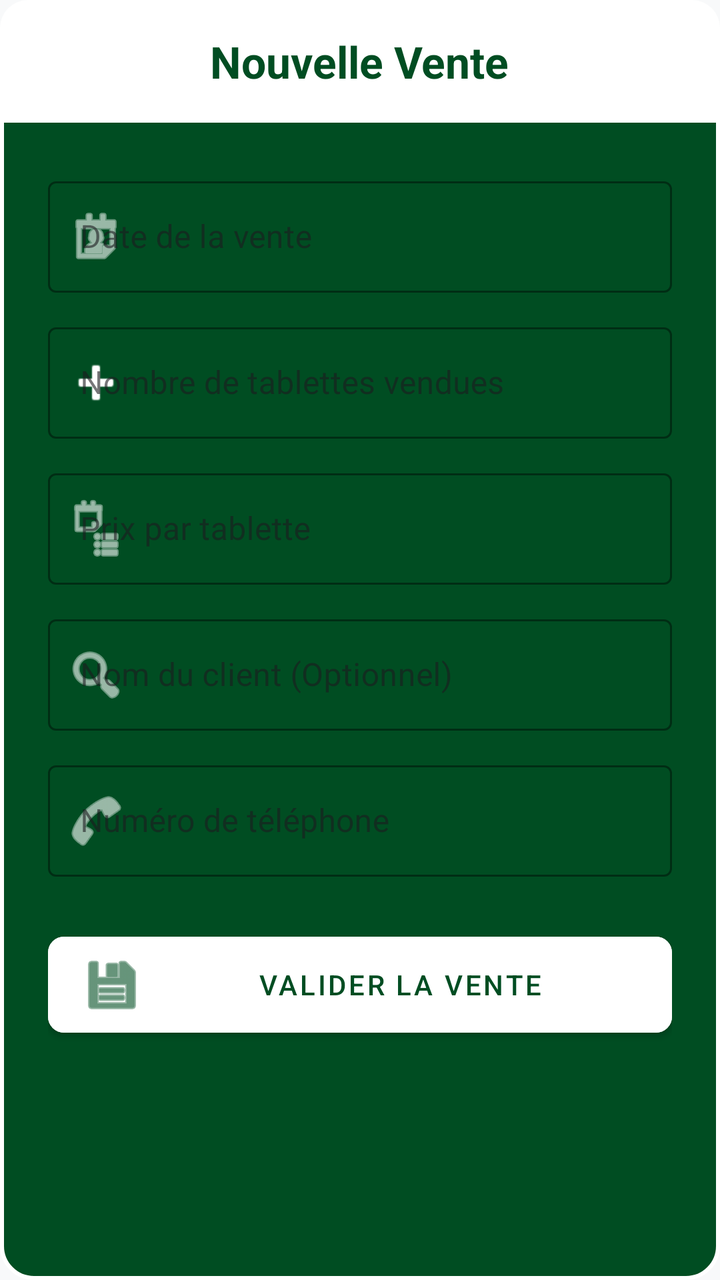
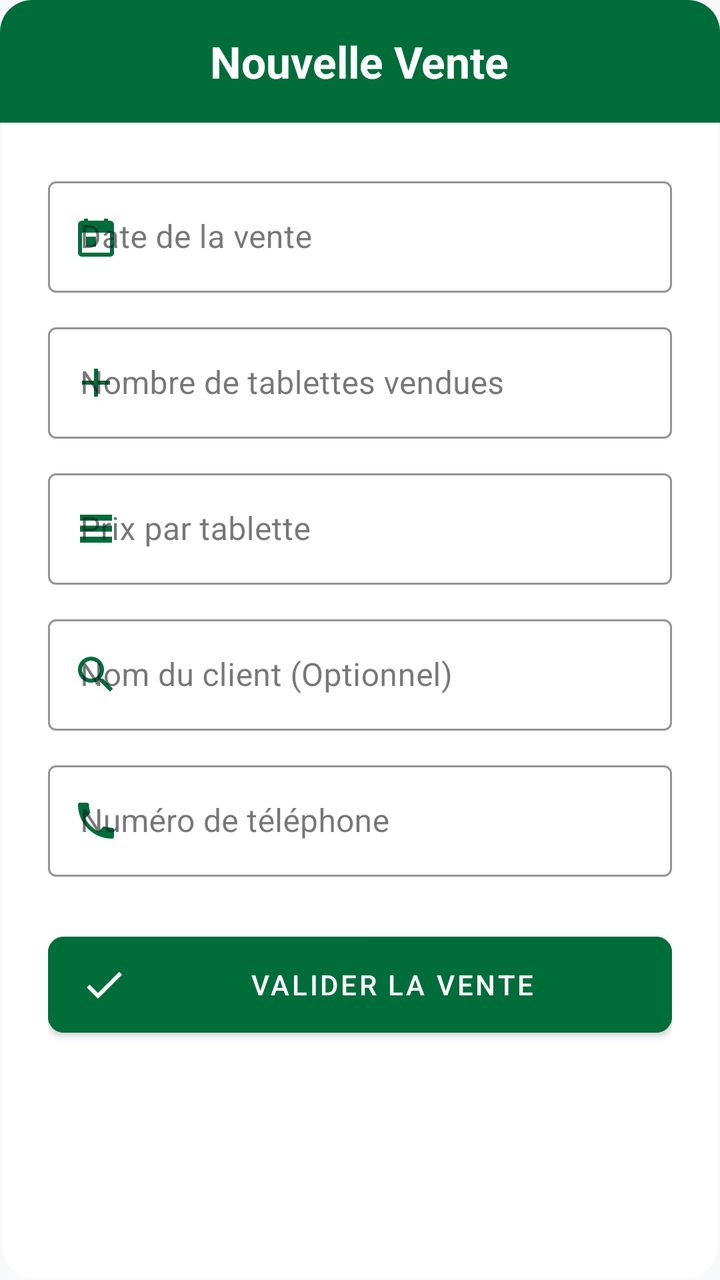

Screens rendered from an Android XML layout before and after an edit, with the pre-edit source and the edit as a unified diff.
<!-- AndroidManifest.xml: application theme Theme.Poulailler_copilot -->
<!-- res/layout/dialog_add_sale.xml -->
<?xml version="1.0" encoding="utf-8"?>
<LinearLayout xmlns:android="http://schemas.android.com/apk/res/android"
    xmlns:app="http://schemas.android.com/apk/res-auto"
    android:layout_width="match_parent"
    android:layout_height="wrap_content"
    android:orientation="vertical"
    android:background="@drawable/bg_dialog_dark">

    <LinearLayout
        android:layout_width="match_parent"
        android:layout_height="wrap_content"
        android:background="@drawable/bg_dialog_header"
        android:padding="16dp"
        android:gravity="center">
        <TextView
            android:layout_width="wrap_content"
            android:layout_height="wrap_content"
            android:text="Nouvelle Vente"
            android:textColor="@color/primary_variant"
            android:textSize="22sp"
            android:textStyle="bold"/>
    </LinearLayout>

    <LinearLayout
        android:layout_width="match_parent"
        android:layout_height="wrap_content"
        android:orientation="vertical"
        android:padding="24dp">

        <com.google.android.material.textfield.TextInputLayout
            android:layout_width="match_parent"
            android:layout_height="wrap_content"
            android:hint="Date de la vente"
            style="@style/Widget.MaterialComponents.TextInputLayout.OutlinedBox"
            android:layout_marginBottom="12dp"
            app:hintTextColor="#CCFFFFFF"
            app:boxStrokeColor="@color/white"
            app:startIconDrawable="@android:drawable/ic_menu_my_calendar"
            app:startIconTint="@color/white">
            <com.google.android.material.textfield.TextInputEditText
                android:id="@+id/etSaleDate"
                android:layout_width="match_parent"
                android:layout_height="wrap_content"
                android:focusable="false"
                android:clickable="true"
                android:textColor="@color/white" />
        </com.google.android.material.textfield.TextInputLayout>

        <com.google.android.material.textfield.TextInputLayout
            android:layout_width="match_parent"
            android:layout_height="wrap_content"
            android:hint="Nombre de tablettes vendues"
            style="@style/Widget.MaterialComponents.TextInputLayout.OutlinedBox"
            android:layout_marginBottom="12dp"
            app:hintTextColor="#CCFFFFFF"
            app:boxStrokeColor="@color/white"
            app:startIconDrawable="@android:drawable/ic_input_add"
            app:startIconTint="@color/white">
            <com.google.android.material.textfield.TextInputEditText
                android:id="@+id/etQuantity"
                android:layout_width="match_parent"
                android:layout_height="wrap_content"
                android:inputType="number"
                android:textColor="@color/white" />
        </com.google.android.material.textfield.TextInputLayout>

        <com.google.android.material.textfield.TextInputLayout
            android:id="@+id/tilUnitPrice"
            android:layout_width="match_parent"
            android:layout_height="wrap_content"
            android:hint="Prix par tablette"
            style="@style/Widget.MaterialComponents.TextInputLayout.OutlinedBox"
            android:layout_marginBottom="12dp"
            app:hintTextColor="#CCFFFFFF"
            app:boxStrokeColor="@color/white"
            app:startIconDrawable="@android:drawable/ic_menu_agenda"
            app:startIconTint="@color/white">
            <com.google.android.material.textfield.TextInputEditText
                android:id="@+id/etUnitPrice"
                android:layout_width="match_parent"
                android:layout_height="wrap_content"
                android:inputType="numberDecimal"
                android:textColor="@color/white" />
        </com.google.android.material.textfield.TextInputLayout>

        <com.google.android.material.textfield.TextInputLayout
            android:layout_width="match_parent"
            android:layout_height="wrap_content"
            android:hint="Nom du client (Optionnel)"
            style="@style/Widget.MaterialComponents.TextInputLayout.OutlinedBox"
            android:layout_marginBottom="12dp"
            app:hintTextColor="#CCFFFFFF"
            app:boxStrokeColor="@color/white"
            app:startIconDrawable="@android:drawable/ic_menu_search"
            app:startIconTint="@color/white">
            <com.google.android.material.textfield.TextInputEditText
                android:id="@+id/etBuyer"
                android:layout_width="match_parent"
                android:layout_height="wrap_content"
                android:inputType="textPersonName"
                android:textColor="@color/white" />
        </com.google.android.material.textfield.TextInputLayout>

        <com.google.android.material.textfield.TextInputLayout
            android:layout_width="match_parent"
            android:layout_height="wrap_content"
            android:hint="Numéro de téléphone"
            style="@style/Widget.MaterialComponents.TextInputLayout.OutlinedBox"
            android:layout_marginBottom="24dp"
            app:hintTextColor="#CCFFFFFF"
            app:boxStrokeColor="@color/white"
            app:startIconDrawable="@android:drawable/ic_menu_call"
            app:startIconTint="@color/white">
            <com.google.android.material.textfield.TextInputEditText
                android:id="@+id/etPhoneNumber"
                android:layout_width="match_parent"
                android:layout_height="wrap_content"
                android:inputType="phone"
                android:textColor="@color/white" />
        </com.google.android.material.textfield.TextInputLayout>

        <com.google.android.material.button.MaterialButton
            android:id="@+id/btnSaveSale"
            android:layout_width="match_parent"
            android:layout_height="60dp"
            android:text="VALIDER LA VENTE"
            android:backgroundTint="@color/white"
            android:textColor="@color/primary_variant"
            app:cornerRadius="8dp"
            app:icon="@android:drawable/ic_menu_save"
            app:iconTint="@color/primary_variant"/>
    </LinearLayout>
</LinearLayout>
<!-- resources referenced by this layout -->
<resources>
  <color name="primary_variant">#004D22</color>
  <color name="white">#FFFFFFFF</color>
  <!-- drawable bg_dialog_dark (drawable) -->
  <?xml version="1.0" encoding="utf-8"?>
  <shape xmlns:android="http://schemas.android.com/apk/res/android">
      <solid android:color="@color/primary_variant" />
      <stroke
          android:width="2dp"
          android:color="@color/white" />
      <corners android:radius="16dp" />
  </shape>
  <!-- drawable bg_dialog_header (drawable) -->
  <?xml version="1.0" encoding="utf-8"?>
  <shape xmlns:android="http://schemas.android.com/apk/res/android">
      <solid android:color="@color/white" />
      <corners
          android:topLeftRadius="14dp"
          android:topRightRadius="14dp" />
  </shape>
  <color name="primary">#006D3A</color>
  <color name="secondary">#43A047</color>
  <color name="secondary_variant">#2E7D32</color>
  <color name="background">@color/off_white</color>
  <color name="surface">#FFFFFF</color>
  <color name="text_primary">#1C1B1F</color>
  <color name="text_secondary">#49454F</color>
  <style name="ShapeAppearance.App.LargeComponent" parent="ShapeAppearance.MaterialComponents.LargeComponent">
          <item name="cornerFamily">rounded</item>
          <item name="cornerSize">16dp</item>
      </style>
  <color name="off_white">#F8F9FA</color>
  <!-- unchanged entries left out for length: 3 -->
</resources>

<!-- the commit's change to res/layout/dialog_add_sale.xml (unified diff, before → after) -->
@@ -16,7 +16,7 @@
             android:layout_width="wrap_content"
             android:layout_height="wrap_content"
             android:text="Nouvelle Vente"
-            android:textColor="@color/primary_variant"
+            android:textColor="@color/white"
             android:textSize="22sp"
             android:textStyle="bold"/>
     </LinearLayout>
@@ -33,17 +33,17 @@
             android:hint="Date de la vente"
             style="@style/Widget.MaterialComponents.TextInputLayout.OutlinedBox"
             android:layout_marginBottom="12dp"
-            app:hintTextColor="#CCFFFFFF"
-            app:boxStrokeColor="@color/white"
-            app:startIconDrawable="@android:drawable/ic_menu_my_calendar"
-            app:startIconTint="@color/white">
+            app:hintTextColor="@color/text_secondary"
+            app:boxStrokeColor="@color/primary"
+            app:startIconDrawable="@drawable/ic_calendar"
+            app:startIconTint="@color/primary">
             <com.google.android.material.textfield.TextInputEditText
                 android:id="@+id/etSaleDate"
                 android:layout_width="match_parent"
                 android:layout_height="wrap_content"
                 android:focusable="false"
                 android:clickable="true"
-                android:textColor="@color/white" />
+                android:textColor="@color/text_primary" />
         </com.google.android.material.textfield.TextInputLayout>
 
         <com.google.android.material.textfield.TextInputLayout
@@ -52,16 +52,16 @@
             android:hint="Nombre de tablettes vendues"
             style="@style/Widget.MaterialComponents.TextInputLayout.OutlinedBox"
             android:layout_marginBottom="12dp"
-            app:hintTextColor="#CCFFFFFF"
-            app:boxStrokeColor="@color/white"
-            app:startIconDrawable="@android:drawable/ic_input_add"
-            app:startIconTint="@color/white">
+            app:hintTextColor="@color/text_secondary"
+            app:boxStrokeColor="@color/primary"
+            app:startIconDrawable="@drawable/ic_add"
+            app:startIconTint="@color/primary">
             <com.google.android.material.textfield.TextInputEditText
                 android:id="@+id/etQuantity"
                 android:layout_width="match_parent"
                 android:layout_height="wrap_content"
                 android:inputType="number"
-                android:textColor="@color/white" />
+                android:textColor="@color/text_primary" />
         </com.google.android.material.textfield.TextInputLayout>
 
         <com.google.android.material.textfield.TextInputLayout
@@ -71,16 +71,16 @@
             android:hint="Prix par tablette"
             style="@style/Widget.MaterialComponents.TextInputLayout.OutlinedBox"
             android:layout_marginBottom="12dp"
-            app:hintTextColor="#CCFFFFFF"
-            app:boxStrokeColor="@color/white"
-            app:startIconDrawable="@android:drawable/ic_menu_agenda"
-            app:startIconTint="@color/white">
+            app:hintTextColor="@color/text_secondary"
+            app:boxStrokeColor="@color/primary"
+            app:startIconDrawable="@drawable/ic_batches"
+            app:startIconTint="@color/primary">
             <com.google.android.material.textfield.TextInputEditText
                 android:id="@+id/etUnitPrice"
                 android:layout_width="match_parent"
                 android:layout_height="wrap_content"
                 android:inputType="numberDecimal"
-                android:textColor="@color/white" />
+                android:textColor="@color/text_primary" />
         </com.google.android.material.textfield.TextInputLayout>
 
         <com.google.android.material.textfield.TextInputLayout
@@ -89,16 +89,16 @@
             android:hint="Nom du client (Optionnel)"
             style="@style/Widget.MaterialComponents.TextInputLayout.OutlinedBox"
             android:layout_marginBottom="12dp"
-            app:hintTextColor="#CCFFFFFF"
-            app:boxStrokeColor="@color/white"
-            app:startIconDrawable="@android:drawable/ic_menu_search"
-            app:startIconTint="@color/white">
+            app:hintTextColor="@color/text_secondary"
+            app:boxStrokeColor="@color/primary"
+            app:startIconDrawable="@drawable/ic_search"
+            app:startIconTint="@color/primary">
             <com.google.android.material.textfield.TextInputEditText
                 android:id="@+id/etBuyer"
                 android:layout_width="match_parent"
                 android:layout_height="wrap_content"
                 android:inputType="textPersonName"
-                android:textColor="@color/white" />
+                android:textColor="@color/text_primary" />
         </com.google.android.material.textfield.TextInputLayout>
 
         <com.google.android.material.textfield.TextInputLayout
@@ -107,16 +107,16 @@
             android:hint="Numéro de téléphone"
             style="@style/Widget.MaterialComponents.TextInputLayout.OutlinedBox"
             android:layout_marginBottom="24dp"
-            app:hintTextColor="#CCFFFFFF"
-            app:boxStrokeColor="@color/white"
-            app:startIconDrawable="@android:drawable/ic_menu_call"
-            app:startIconTint="@color/white">
+            app:hintTextColor="@color/text_secondary"
+            app:boxStrokeColor="@color/primary"
+            app:startIconDrawable="@drawable/ic_phone"
+            app:startIconTint="@color/primary">
             <com.google.android.material.textfield.TextInputEditText
                 android:id="@+id/etPhoneNumber"
                 android:layout_width="match_parent"
                 android:layout_height="wrap_content"
                 android:inputType="phone"
-                android:textColor="@color/white" />
+                android:textColor="@color/text_primary" />
         </com.google.android.material.textfield.TextInputLayout>
 
         <com.google.android.material.button.MaterialButton
@@ -124,10 +124,10 @@
             android:layout_width="match_parent"
             android:layout_height="60dp"
             android:text="VALIDER LA VENTE"
-            android:backgroundTint="@color/white"
-            android:textColor="@color/primary_variant"
+            android:backgroundTint="@color/primary"
+            android:textColor="@color/white"
             app:cornerRadius="8dp"
-            app:icon="@android:drawable/ic_menu_save"
-            app:iconTint="@color/primary_variant"/>
+            app:icon="@drawable/ic_check"
+            app:iconTint="@color/white"/>
     </LinearLayout>
 </LinearLayout>
<!-- resource entries referenced after the edit -->
@@ -5,20 +5,80 @@
   <!-- drawable bg_dialog_dark (drawable) -->
   <?xml version="1.0" encoding="utf-8"?>
   <shape xmlns:android="http://schemas.android.com/apk/res/android">
-      <solid android:color="@color/primary_variant" />
+      <solid android:color="@color/surface" />
       <stroke
-          android:width="2dp"
-          android:color="@color/white" />
+          android:width="1dp"
+          android:color="@color/off_white" />
       <corners android:radius="16dp" />
   </shape>
   <!-- drawable bg_dialog_header (drawable) -->
   <?xml version="1.0" encoding="utf-8"?>
   <shape xmlns:android="http://schemas.android.com/apk/res/android">
-      <solid android:color="@color/white" />
+      <solid android:color="@color/primary" />
       <corners
-          android:topLeftRadius="14dp"
-          android:topRightRadius="14dp" />
+          android:topLeftRadius="16dp"
+          android:topRightRadius="16dp" />
   </shape>
+  <!-- drawable ic_add (drawable) -->
+  <vector xmlns:android="http://schemas.android.com/apk/res/android"
+      android:width="24dp"
+      android:height="24dp"
+      android:viewportWidth="24"
+      android:viewportHeight="24">
+      <path
+          android:fillColor="#000000"
+          android:pathData="M19,13h-6v6h-2v-6H5v-2h6V5h2v6h6z"/>
+  </vector>
+  <!-- drawable ic_batches (drawable) -->
+  <vector xmlns:android="http://schemas.android.com/apk/res/android"
+      android:width="24dp"
+      android:height="24dp"
+      android:viewportWidth="24"
+      android:viewportHeight="24">
+      <path
+          android:fillColor="#000000"
+          android:pathData="M4,5h16v3H4z M4,10.5h16v3H4z M4,16h16v3H4z"/>
+  </vector>
+  <!-- drawable ic_calendar (drawable) -->
+  <vector xmlns:android="http://schemas.android.com/apk/res/android"
+      android:width="24dp"
+      android:height="24dp"
+      android:viewportWidth="24"
+      android:viewportHeight="24">
+      <path
+          android:fillColor="#000000"
+          android:pathData="M19,4h-1V3h-2v1H8V3H6v1H5C3.89,4 3.01,4.9 3.01,6L3,20c0,1.1 0.89,2 2,2h14c1.1,0 2,-0.9 2,-2V6C21,4.9 20.1,4 19,4z M19,20H5V10h14V20z M7,12h5v5H7z"/>
+  </vector>
+  <!-- drawable ic_check (drawable) -->
+  <vector xmlns:android="http://schemas.android.com/apk/res/android"
+      android:width="24dp"
+      android:height="24dp"
+      android:viewportWidth="24"
+      android:viewportHeight="24">
+      <path
+          android:fillColor="#000000"
+          android:pathData="M9,16.17L4.83,12l-1.42,1.41L9,19 21,7l-1.41,-1.41z"/>
+  </vector>
+  <!-- drawable ic_phone (drawable) -->
+  <vector xmlns:android="http://schemas.android.com/apk/res/android"
+      android:width="24dp"
+      android:height="24dp"
+      android:viewportWidth="24"
+      android:viewportHeight="24">
+      <path
+          android:fillColor="#000000"
+          android:pathData="M6.62,10.79c1.44,2.83 3.76,5.14 6.59,6.59l2.2,-2.2c0.27,-0.27 0.67,-0.36 1.02,-0.24 1.12,0.37 2.33,0.57 3.57,0.57 0.55,0 1,0.45 1,1V20c0,0.55 -0.45,1 -1,1 -9.39,0 -17,-7.61 -17,-17 0,-0.55 0.45,-1 1,-1h3.5c0.55,0 1,0.45 1,1 0,1.25 0.2,2.45 0.57,3.57 0.11,0.35 0.03,0.74 -0.25,1.02z"/>
+  </vector>
+  <!-- drawable ic_search (drawable) -->
+  <vector xmlns:android="http://schemas.android.com/apk/res/android"
+      android:width="24dp"
+      android:height="24dp"
+      android:viewportWidth="24"
+      android:viewportHeight="24">
+      <path
+          android:fillColor="#000000"
+          android:pathData="M15.5,14h-0.79l-0.28,-0.27C15.41,12.59 16,11.11 16,9.5 16,5.91 13.09,3 9.5,3S3,5.91 3,9.5 5.91,16 9.5,16c1.61,0 3.09,-0.59 4.23,-1.57l0.27,0.28v0.79l5,4.99L20.49,19z M9.5,14C7.01,14 5,11.99 5,9.5S7.01,5 9.5,5 14,7.01 14,9.5 11.99,14 9.5,14z"/>
+  </vector>
   <color name="primary">#006D3A</color>
   <color name="secondary">#43A047</color>
   <color name="secondary_variant">#2E7D32</color>
